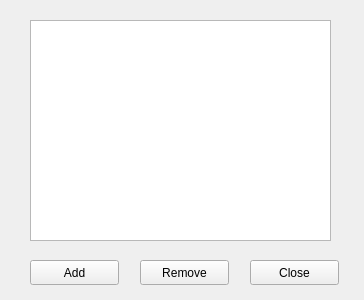
Before: the Qt Designer form editdictionary.ui in Kjablonska/Qt-SchoolPlanner, drawn with Qt 5.
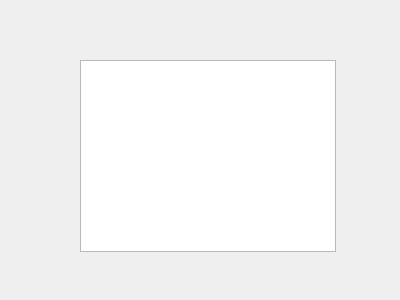
After: the same form once the commit is applied.

```diff
--- a/editdictionary.ui
+++ b/editdictionary.ui
@@ -1,64 +1,25 @@
 <?xml version="1.0" encoding="UTF-8"?>
 <ui version="4.0">
- <class>Form</class>
- <widget class="QWidget" name="Form">
+ <class>EditDictionary</class>
+ <widget class="QDialog" name="EditDictionary">
   <property name="geometry">
    <rect>
     <x>0</x>
     <y>0</y>
-    <width>364</width>
+    <width>400</width>
     <height>300</height>
    </rect>
   </property>
   <property name="windowTitle">
    <string>Form</string>
   </property>
-  <widget class="QPushButton" name="addButton">
+  <widget class="QListWidget" name="listWidget">
    <property name="geometry">
     <rect>
-     <x>30</x>
-     <y>260</y>
-     <width>89</width>
-     <height>25</height>
-    </rect>
-   </property>
-   <property name="text">
-    <string>Add</string>
-   </property>
-  </widget>
-  <widget class="QPushButton" name="removeButton">
-   <property name="geometry">
-    <rect>
-     <x>140</x>
-     <y>260</y>
-     <width>89</width>
-     <height>25</height>
-    </rect>
-   </property>
-   <property name="text">
-    <string>Remove</string>
-   </property>
-  </widget>
-  <widget class="QPushButton" name="closeButton">
-   <property name="geometry">
-    <rect>
-     <x>250</x>
-     <y>260</y>
-     <width>89</width>
-     <height>25</height>
-    </rect>
-   </property>
-   <property name="text">
-    <string>Close</string>
-   </property>
-  </widget>
-  <widget class="QListView" name="listView">
-   <property name="geometry">
-    <rect>
-     <x>30</x>
-     <y>20</y>
-     <width>301</width>
-     <height>221</height>
+     <x>80</x>
+     <y>60</y>
+     <width>256</width>
+     <height>192</height>
     </rect>
    </property>
   </widget>
```
Left out of the diff: 2 changed lines with no effect on the pictures.
